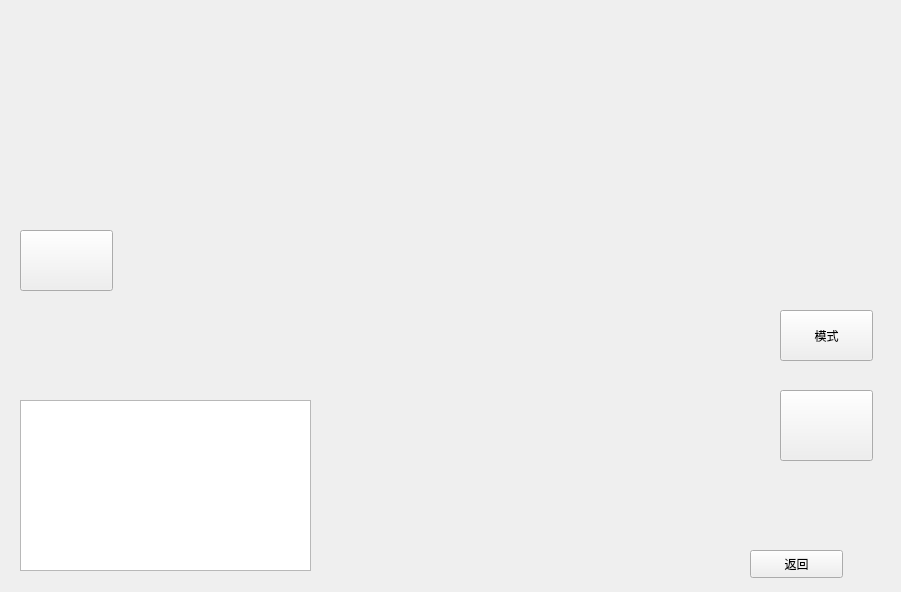
This is MyHome.ui in WSYU-SmartHome-Project/Client as Qt 5 draws it before an edit. The edited form follows.
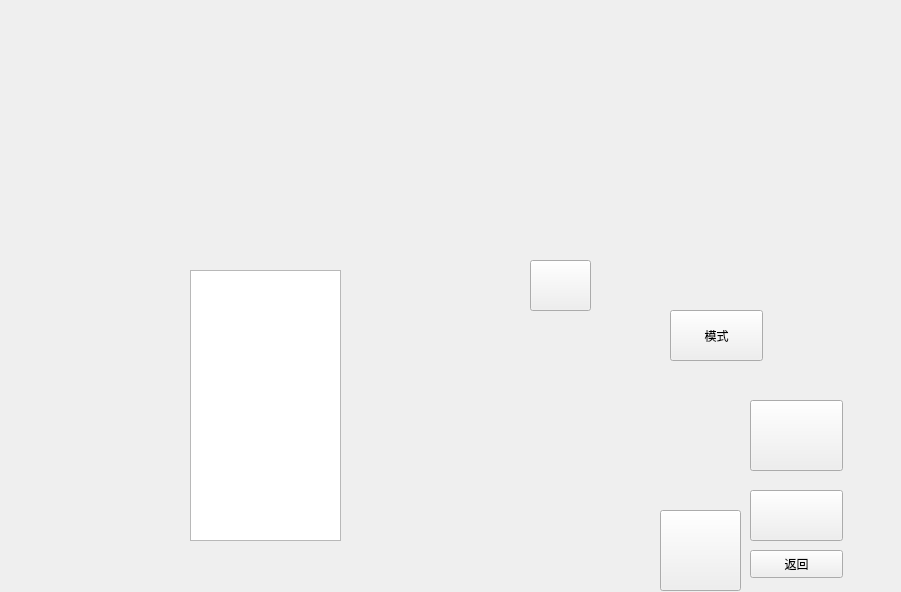
This is the edited form. Icons and pictures are not drawn.

```diff
--- a/MyHome.ui
+++ b/MyHome.ui
@@ -32,8 +32,8 @@
   <widget class="QLabel" name="label_2">
    <property name="geometry">
     <rect>
-     <x>800</x>
-     <y>10</y>
+     <x>90</x>
+     <y>260</y>
      <width>72</width>
      <height>111</height>
     </rect>
@@ -61,8 +61,8 @@
   <widget class="QPushButton" name="pushButton">
    <property name="geometry">
     <rect>
-     <x>780</x>
-     <y>390</y>
+     <x>750</x>
+     <y>400</y>
      <width>93</width>
      <height>71</height>
     </rect>
@@ -77,10 +77,10 @@
   <widget class="QTextEdit" name="textEdit">
    <property name="geometry">
     <rect>
-     <x>20</x>
-     <y>400</y>
-     <width>291</width>
-     <height>171</height>
+     <x>190</x>
+     <y>270</y>
+     <width>151</width>
+     <height>271</height>
     </rect>
    </property>
   </widget>
@@ -100,8 +100,8 @@
   <widget class="QLabel" name="label_4">
    <property name="geometry">
     <rect>
-     <x>30</x>
-     <y>20</y>
+     <x>540</x>
+     <y>160</y>
      <width>72</width>
      <height>111</height>
     </rect>
@@ -116,10 +116,10 @@
   <widget class="QPushButton" name="pushButton_3">
    <property name="geometry">
     <rect>
-     <x>20</x>
-     <y>230</y>
-     <width>93</width>
-     <height>61</height>
+     <x>530</x>
+     <y>260</y>
+     <width>61</width>
+     <height>51</height>
     </rect>
    </property>
    <property name="styleSheet">
@@ -132,7 +132,55 @@
   <widget class="QPushButton" name="pushButton_4">
    <property name="geometry">
     <rect>
-     <x>780</x>
+     <x>750</x>
+     <y>490</y>
+     <width>93</width>
+     <height>51</height>
+    </rect>
+   </property>
+   <property name="styleSheet">
+    <string notr="true">border-image: url(:/image/button_kongtiao_open.png);</string>
+   </property>
+   <property name="text">
+    <string/>
+   </property>
+  </widget>
+  <widget class="QLabel" name="label_5">
+   <property name="geometry">
+    <rect>
+     <x>680</x>
+     <y>220</y>
+     <width>41</width>
+     <height>61</height>
+    </rect>
+   </property>
+   <property name="styleSheet">
+    <string notr="true">border-image: url(:/image/fengming_close.png);</string>
+   </property>
+   <property name="text">
+    <string/>
+   </property>
+  </widget>
+  <widget class="QPushButton" name="pushButton_5">
+   <property name="geometry">
+    <rect>
+     <x>660</x>
+     <y>510</y>
+     <width>81</width>
+     <height>81</height>
+    </rect>
+   </property>
+   <property name="styleSheet">
+    <string notr="true">border-image: url(:/image/button_kongtiao_close.png);</string>
+   </property>
+   <property name="text">
+    <string/>
+   </property>
+  </widget>
+  <widget class="QPushButton" name="pushButton_6">
+   <property name="geometry">
+    <rect>
+     <x>670</x>
      <y>310</y>
      <width>93</width>
      <height>51</height>
```
Left out of the diff: 12 changed lines with no effect on the pictures.
